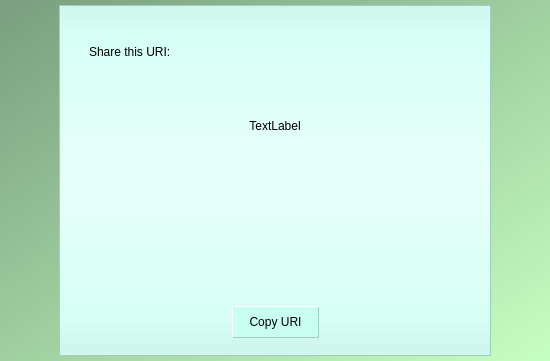
Old version of the form CLIENT/GUI/ui/gui_uri.ui in the repository GiuliCler/GIMPteam.
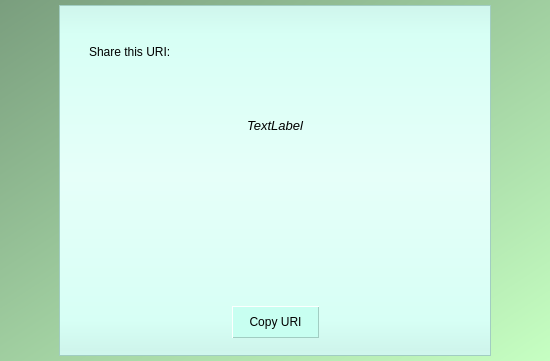
New version of the form.

Diff of the .ui file:
```diff
--- a/CLIENT/GUI/ui/gui_uri.ui
+++ b/CLIENT/GUI/ui/gui_uri.ui
@@ -119,6 +119,12 @@
         </item>
         <item>
          <widget class="QLabel" name="URILabel">
+          <property name="font">
+           <font>
+            <pointsize>10</pointsize>
+            <italic>true</italic>
+           </font>
+          </property>
           <property name="cursor">
            <cursorShape>IBeamCursor</cursorShape>
           </property>
```
